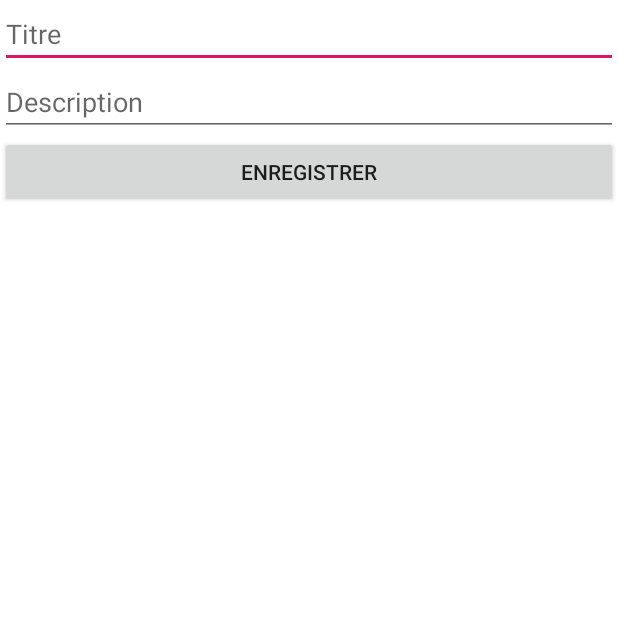
After one commit to azze-r/Safar-Tour, an Android app: the fragment MediaFormFragment shown on its own in the app's theme, on a phone screen of 412 x 824 dp, the top half of it. The commit adds this screen. Run offline under Robolectric (Android 15) with nearby library versions, the phone set to English and light mode, and no system bars.

Commit message:
media form

```diff
--- a/app/build.gradle
+++ b/app/build.gradle
@@ -34,6 +34,8 @@ dependencies {
     implementation 'androidx.lifecycle:lifecycle-extensions:2.0.0'
     implementation 'androidx.navigation:navigation-fragment-ktx:2.0.0'
     implementation 'androidx.navigation:navigation-ui-ktx:2.0.0'
+    implementation 'androidx.legacy:legacy-support-v4:1.0.0'
+    implementation 'androidx.lifecycle:lifecycle-viewmodel-ktx:2.0.0'
     testImplementation 'junit:junit:4.12'
     androidTestImplementation 'androidx.test:runner:1.2.0'
     androidTestImplementation 'androidx.test.espresso:espresso-core:3.2.0'
@@ -42,7 +44,8 @@ dependencies {
     def room_version = "2.2.0-beta01"
 
     implementation "androidx.room:room-runtime:$room_version"
-    annotationProcessor "androidx.room:room-compiler:$room_version" // For Kotlin use kapt instead of annotationProcessor
+    annotationProcessor "androidx.room:room-compiler:$room_version"
+    // For Kotlin use kapt instead of annotationProcessor
 
     // optional - Kotlin Extensions and Coroutines support for Room
     implementation "androidx.room:room-ktx:$room_version"
--- /dev/null
+++ b/app/src/main/java/com/bolo/bolomap/ui/media/MediaFormFragment.kt
@@ -0,0 +1,33 @@
+package com.bolo.bolomap.ui.media
+
+import androidx.lifecycle.ViewModelProviders
+import android.os.Bundle
+import androidx.fragment.app.Fragment
+import android.view.LayoutInflater
+import android.view.View
+import android.view.ViewGroup
+
+import com.bolo.bolomap.R
+
+class MediaFormFragment : Fragment() {
+
+    companion object {
+        fun newInstance() = MediaFormFragment()
+    }
+
+    private lateinit var viewModel: MediaFormViewModel
+
+    override fun onCreateView(
+        inflater: LayoutInflater, container: ViewGroup?,
+        savedInstanceState: Bundle?
+    ): View? {
+        return inflater.inflate(R.layout.media_form_fragment, container, false)
+    }
+
+    override fun onActivityCreated(savedInstanceState: Bundle?) {
+        super.onActivityCreated(savedInstanceState)
+        viewModel = ViewModelProviders.of(this).get(MediaFormViewModel::class.java)
+        // TODO: Use the ViewModel
+    }
+
+}
--- /dev/null
+++ b/app/src/main/java/com/bolo/bolomap/ui/media/MediaFormViewModel.kt
@@ -0,0 +1,7 @@
+package com.bolo.bolomap.ui.media
+
+import androidx.lifecycle.ViewModel
+
+class MediaFormViewModel : ViewModel() {
+    // TODO: Implement the ViewModel
+}
--- /dev/null
+++ b/app/src/main/res/layout/media_form_fragment.xml
@@ -0,0 +1,23 @@
+<?xml version="1.0" encoding="utf-8"?>
+<LinearLayout xmlns:android="http://schemas.android.com/apk/res/android"
+    xmlns:tools="http://schemas.android.com/tools"
+    android:layout_width="match_parent"
+    android:layout_height="match_parent"
+    tools:context=".ui.media.MediaFormFragment"
+    android:orientation="vertical">
+
+    <EditText
+        android:layout_width="match_parent"
+        android:layout_height="wrap_content"
+        android:hint="@string/Title"/>
+
+    <EditText
+        android:layout_width="match_parent"
+        android:layout_height="wrap_content"
+        android:hint="@string/description"/>
+    <Button
+        android:layout_width="match_parent"
+        android:layout_height="wrap_content"
+        android:text="@string/save"/>
+
+</LinearLayout>
--- a/app/src/main/res/values/strings.xml
+++ b/app/src/main/res/values/strings.xml
@@ -2,4 +2,7 @@
     <string name="app_name">BoloMap</string>
     <string name="title_home">Map</string>
     <string name="title_dashboard">Travelog</string>
+    <string name="description">Description</string>
+    <string name="Title">Titre</string>
+    <string name="save">Enregistrer</string>
 </resources>
```
